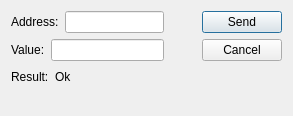
Before: the Qt Designer form writeregisterdialog.ui in tonylin0826/ModbusMasterTool, drawn with Qt 5.
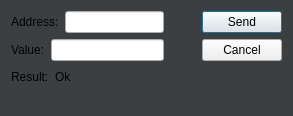
After: the same form once the commit is applied.

Commit message: feat(ui): add style to dialog and windows

Patch:
```diff
--- a/writeregisterdialog.ui
+++ b/writeregisterdialog.ui
@@ -1,7 +1,7 @@
 <?xml version="1.0" encoding="UTF-8"?>
 <ui version="4.0">
- <class>Dialog</class>
- <widget class="QDialog" name="Dialog">
+ <class>WriteRegisterDialog</class>
+ <widget class="QDialog" name="WriteRegisterDialog">
   <property name="geometry">
    <rect>
     <x>0</x>
@@ -13,6 +13,11 @@
   <property name="windowTitle">
    <string>Dialog</string>
   </property>
+  <property name="styleSheet">
+   <string notr="true">#WriteRegisterDialog {
+	background: rgb(60, 63, 65);
+}</string>
+  </property>
   <layout class="QGridLayout" name="gridLayout">
    <item row="3" column="0">
     <spacer name="verticalSpacer">
```
The commit also changes 5 other files.
